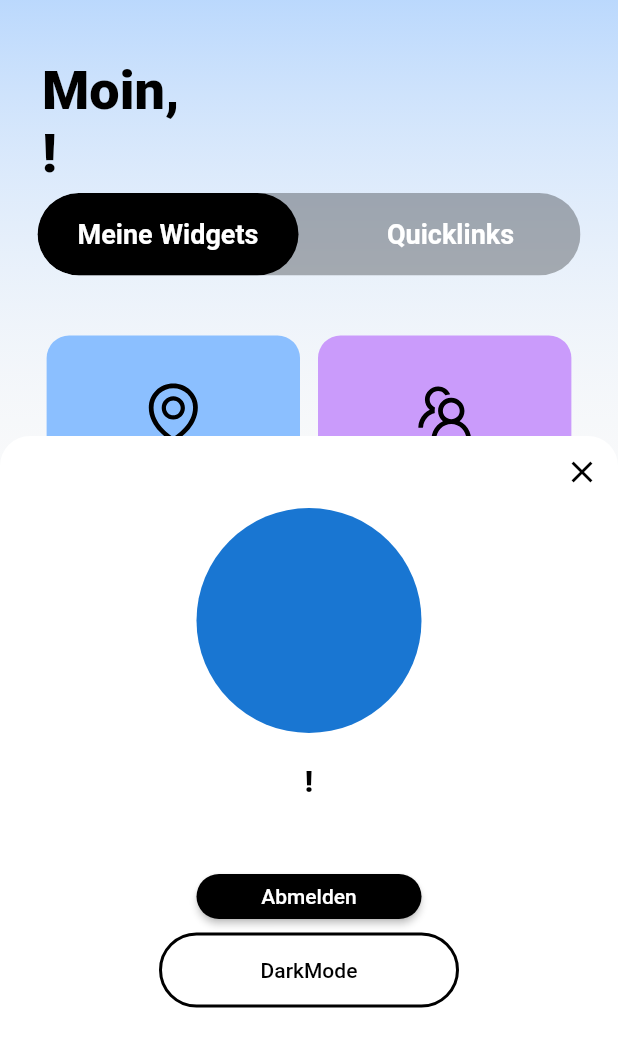
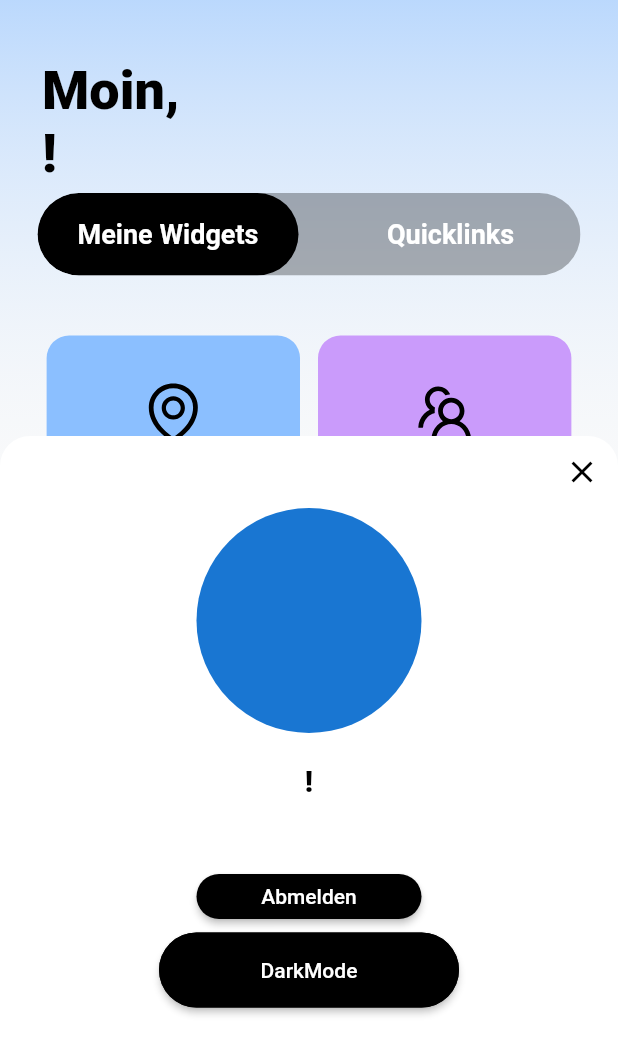
Before and after one commit to L4223/FH-Wave, a Flutter app: the HomeScreen screen opened by its route, after a tap on the "account circle" icon, on a phone screen of 412 x 824 dp, the part 182-1236 px from its top. Run offline on Flutter 3.47's test engine with Material 2 defaults, Android fonts, the phone set to English and light mode, and no system bars; our stand-ins replace cloud_firestore, firebase_auth, firebase_core, flutter_svg, geocoding, geolocator and 3 more; accounts and stored records are empty; project files that could hold a hidden picture were left out.

Commit message:
Dark Mode changes
noch nicht ganz fertig, aber fast

```diff
--- a/lib/app_colors.dart
+++ b/lib/app_colors.dart
@@ -90,7 +90,7 @@ class AppColors {
   static const LinearGradient fhwavePurpleGradient = LinearGradient(
       begin: Alignment.topCenter,
       end: Alignment.bottomCenter,
-      colors: [fhwavePurple500, Color.fromRGBO(250, 250, 250, 0)]);
+      colors: [fhwavePurple700, Color.fromRGBO(250, 250, 250, 0)]);
 
   /// ‘fhwaveGreenGradient’ ist ein grünner bis transparenter Farbverlauf
   static const LinearGradient fhwaveGreenGradient = LinearGradient(
@@ -103,7 +103,6 @@ class AppColors {
       begin: Alignment.topCenter,
       end: Alignment.bottomCenter,
       colors: [fhwaveYellow500, Color.fromRGBO(250, 250, 250, 0)]);
-
 
   /// Die unten definierten Container-Widgets werden
   /// für den Hintergrundfarbverlauf der Seite(Screen) verwendet.
--- a/lib/views/group_create_screen.dart
+++ b/lib/views/group_create_screen.dart
@@ -47,6 +47,8 @@ class GroupCreationScreenState extends State<GroupCreationScreen> {
   Widget build(BuildContext context) {
     return Scaffold(
         appBar: AppBar(
+          backgroundColor: Colors.transparent,
+          elevation: 0.0,
           title: const Text('Gruppe erstellen'),
           actions: [
             IconButton(
--- a/lib/views/home_screen.dart
+++ b/lib/views/home_screen.dart
@@ -3,8 +3,10 @@ import 'dart:math' as math;
 import 'package:firebase_auth/firebase_auth.dart';
 import 'package:flutter/material.dart';
 import 'package:flutter_svg/flutter_svg.dart';
+import 'package:provider/provider.dart';
 
 import '../app_colors.dart';
+import '../controllers/dark_mode_controller.dart';
 import '../controllers/home_screen_controller.dart';
 import 'meine_widgets_screen.dart';
 import 'profile_screen.dart';
@@ -30,14 +32,17 @@ class HomeScreenState extends State<HomeScreen> {
 
   @override
   Widget build(BuildContext context) {
-
     //Aktuelle User-date aus Firebase
     var currentUser = FirebaseAuth.instance.currentUser;
     var username = currentUser?.displayName;
 
+    return Consumer<DarkModeController>(builder: (context, controller, _) {
       return Scaffold(
+        appBar: null,
         body: Stack(children: [
-        AppColors.getFhwaveBlueGradientContainer(context),
+          controller.isDarkMode
+              ? AppColors.getFhwavePurpleGradientContainer(context)
+              : AppColors.getFhwaveBlueGradientContainer(context),
           CustomScrollView(
             slivers: <Widget>[
               SliverAppBar(
@@ -61,15 +66,17 @@ class HomeScreenState extends State<HomeScreen> {
                               'assets/fhwave_logo_weiss.svg',
                               width: 70,
                             ),
-
                             ClipOval(
                               child: Container(
                                 width: 40.0,
                                 height: 40.0,
-                              color: Colors.white,
+                                color: controller.isDarkMode
+                                    ? AppColors.fhwaveNeutral200
+                                    : AppColors.white,
                                 child: IconButton(
-                                icon: const Icon(Icons.account_circle_outlined),
-                                color: Colors.black,
+                                  icon:
+                                      const Icon(Icons.account_circle_outlined),
+                                  color: AppColors.black,
                                   onPressed: () {
                                     Navigator.push(
                                       context,
@@ -97,9 +104,12 @@ class HomeScreenState extends State<HomeScreen> {
                           height: 4,
                         ),
                         Text(_controller.motivatingWords,
-                          style: const TextStyle(
+                            style: TextStyle(
                               fontSize: 20.0,
                               fontWeight: FontWeight.w500,
+                              color: controller.isDarkMode
+                                  ? AppColors.black
+                                  : AppColors.black,
                             )),
                       ],
                     ),
@@ -140,6 +150,7 @@ class HomeScreenState extends State<HomeScreen> {
           )
         ]),
       );
+    });
   }
 }
 
--- a/lib/views/meine_widgets_screen.dart
+++ b/lib/views/meine_widgets_screen.dart
@@ -1,54 +1,83 @@
+// ignore_for_file: deprecated_member_use
+
 import 'package:flutter/material.dart';
 import 'package:flutter_svg/flutter_svg.dart';
+import 'package:provider/provider.dart';
 
 import '../app_colors.dart';
 
 // import 'add_widgets_screen.dart';
+import '../controllers/dark_mode_controller.dart';
 import 'calendar_screen.dart';
 import 'group_screens/group_screen.dart';
 import 'template_screen.dart';
+
 // import 'widgets/buttons/primary_button.dart';
 // import 'widgets/buttons/primary_button_with_icon.dart';
 // import 'widgets/buttons/secondary_button.dart';
 import 'widgets/buttons/widget_button.dart';
 
 Widget meineWidgetsScreen(BuildContext context) {
+  return Consumer<DarkModeController>(builder: (context, controller, _) {
     return Wrap(
       direction: Axis.horizontal,
       alignment: WrapAlignment.center,
       spacing: 12,
       runSpacing: 12,
       children: [
+
         /// Hier sind nur Beispiele, biite modifizieren oder ersetzen
         WidgetButton(
           title: 'Campus Navigation',
-        backgroundColor: AppColors.fhwaveBlue500,
+          backgroundColor: controller.isDarkMode
+              ? AppColors.fhwaveNeutral500
+              : AppColors.fhwaveBlue500,
           icon: SvgPicture.asset(
             'assets/map.svg',
             width: 45,
             height: 45,
+            color: controller.isDarkMode ?
+            AppColors.fhwaveBlue500 : AppColors.black,
           ),
           targetPage: TemplateScreen(),
+          textColor:
+          controller.isDarkMode ? AppColors.fhwaveBlue500 : AppColors.black,
         ),
         WidgetButton(
-        title: 'Gruppen',
-        backgroundColor: AppColors.fhwavePurple500,
+          title: 'Gruppe',
+          backgroundColor: controller.isDarkMode
+              ? AppColors.fhwaveNeutral500
+              : AppColors.fhwavePurple500,
           icon: SvgPicture.asset(
             'assets/team.svg',
             width: 45,
             height: 45,
+            color: controller.isDarkMode
+                ? AppColors.fhwavePurple500
+                : AppColors.black,
           ),
           targetPage: const GroupCreationScreen(),
+          textColor: controller.isDarkMode
+              ? AppColors.fhwavePurple500
+              : AppColors.black,
         ),
         WidgetButton(
             title: 'Kalender',
-          backgroundColor: AppColors.fhwaveYellow500,
+            backgroundColor: controller.isDarkMode
+                ? AppColors.fhwaveNeutral500
+                : AppColors.fhwaveYellow500,
             icon: SvgPicture.asset(
               'assets/calendar.svg',
               width: 50,
               height: 50,
+              color: controller.isDarkMode
+                  ? AppColors.fhwaveYellow500
+                  : AppColors.black,
             ),
             targetPage: const CalendarScreen(),
+            textColor: controller.isDarkMode
+                ? AppColors.fhwaveYellow500
+                : AppColors.black,
             isLarge: true),
         // PrimaryButtonWithIcon(
         //   icon: Icons.add,
@@ -87,4 +116,5 @@ Widget meineWidgetsScreen(BuildContext context) {
         // ),
       ],
     );
+  });
 }
--- a/lib/views/profile_screen.dart
+++ b/lib/views/profile_screen.dart
@@ -1,16 +1,19 @@
 import 'package:firebase_auth/firebase_auth.dart';
 import 'package:flutter/material.dart';
+import 'package:provider/provider.dart';
 
 //import 'package:provider/provider.dart';
+import '../app_colors.dart';
+import '../controllers/dark_mode_controller.dart';
 import '../controllers/home_screen_controller.dart';
 import '../controllers/user_controller.dart';
+
 //import '../controllers/dark_mode_controller.dart';
 //import '../controllers/profile_screen_controller.dart';
 import '../views/home_screen.dart';
 import 'widgets/dark_mode_button.dart';
 
 //final ProfileScreenController _controller = ProfileScreenController();
-
 
 class ProfileScreen extends StatefulWidget {
   const ProfileScreen({Key? key}) : super(key: key);
@@ -28,6 +31,8 @@ Widget build(BuildContext context) {
     var user = FirebaseAuth.instance.currentUser;
     var username = user?.displayName;
     var userEmail = user?.email;
+
+    return Consumer<DarkModeController>(builder: (context, controller, _) {
       return Scaffold(
         backgroundColor: Colors.transparent, // Hintergrund transparent machen
         body: Stack(
@@ -43,9 +48,11 @@ Widget build(BuildContext context) {
               maxChildSize: 1.0,
               builder: (context, scrollController) {
                 return Container(
-              decoration: const BoxDecoration(
-                color: Colors.white,
-                borderRadius: BorderRadius.only(
+                  decoration: BoxDecoration(
+                    color: controller.isDarkMode
+                        ? AppColors.fhwaveNeutral700
+                        : AppColors.white,
+                    borderRadius: const BorderRadius.only(
                       topLeft: Radius.circular(20.0),
                       topRight: Radius.circular(20.0),
                     ),
@@ -87,18 +94,20 @@ Widget build(BuildContext context) {
                                   style: TextStyle(
                                       fontSize: 20.0,
                                       fontWeight: FontWeight.w800,
-                                color: _controller.fontColor
-                              )),
+                                      color: _controller.fontColor)),
                               //Benutzer E-Mail
-                          const SizedBox(height: 4,),
+                              const SizedBox(
+                                height: 4,
+                              ),
                               Text('$userEmail',
                                   style: TextStyle(
                                       fontSize: 15.0,
                                       fontWeight: FontWeight.w400,
-                                color: _controller.fontColor
-                              )),
+                                      color: _controller.fontColor)),
                               //Abmelden Button
-                          const SizedBox(height: 20,),
+                              const SizedBox(
+                                height: 20,
+                              ),
                               ElevatedButton(
                                 onPressed: () {
                                   currentUser.signOut();
@@ -107,7 +116,8 @@ Widget build(BuildContext context) {
                                 style: ElevatedButton.styleFrom(
                                   shape: RoundedRectangleBorder(
                                     borderRadius: BorderRadius.circular(30.0),
-                              ), backgroundColor: Colors.black,
+                                  ),
+                                  backgroundColor: Colors.black,
                                   minimumSize: const Size(150, 30),
                                 ),
                                 child: const Text('Abmelden'),
@@ -129,5 +139,6 @@ Widget build(BuildContext context) {
           ],
         ),
       );
+    });
   }
 }
--- a/lib/views/widgets/dark_mode_button.dart
+++ b/lib/views/widgets/dark_mode_button.dart
@@ -1,5 +1,6 @@
 import 'package:flutter/material.dart';
 import 'package:provider/provider.dart';
+import '../../app_colors.dart';
 import '../../controllers/dark_mode_controller.dart';
 
 class DarkModeButton extends StatelessWidget {
@@ -8,7 +9,7 @@ class DarkModeButton extends StatelessWidget {
   @override
   Widget build(BuildContext context) {
     return Consumer<DarkModeController>(builder: (context, controller, _) {
-      return OutlinedButton(
+      return ElevatedButton(
         style: ButtonStyle(
           shape: MaterialStateProperty.all<RoundedRectangleBorder>(
             RoundedRectangleBorder(
@@ -18,9 +19,11 @@ class DarkModeButton extends StatelessWidget {
           minimumSize: MaterialStateProperty.all(const Size(200, 50)),
           maximumSize: MaterialStateProperty.all(const Size(200, 50)),
           side: MaterialStateProperty.all(
-            const BorderSide(width: 2, color: Colors.black),
+            const BorderSide(width: 2, color: AppColors.black),
           ),
-          foregroundColor: MaterialStateProperty.all(Colors.black),
+          foregroundColor: MaterialStateProperty.all(
+              controller.isDarkMode ? AppColors.white : AppColors.white),
+          backgroundColor: MaterialStateProperty.all(AppColors.black),
         ),
         onPressed: () {
           controller.toggleDarkMode();
--- a/lib/views/widgets/group_widgets/group_buttons.dart
+++ b/lib/views/widgets/group_widgets/group_buttons.dart
@@ -1,4 +1,7 @@
 import 'package:flutter/material.dart';
+import 'package:provider/provider.dart';
+
+import '../../../controllers/dark_mode_controller.dart';
 
 TextStyle textStyle = const TextStyle(fontSize: 25, color: Color(0xFF26282b));
 
@@ -19,6 +22,7 @@ ButtonStyle roundButtonStyle(BuildContext context) {
 
 Widget funcButton(
     BuildContext context, String text, IconData icon, void Function() func) {
+  return Consumer<DarkModeController>(builder: (context, controller, _) {
     return Padding(
       padding: const EdgeInsets.all(8.0),
       child: ElevatedButton.icon(
@@ -37,6 +41,7 @@ Widget funcButton(
         ),
       ),
     );
+  });
 }
 
 Widget pushScreenButton(
```
Also changed, not shown: lib/views/group_screens/group_screen.dart (+25 -2 lines), lib/views/widgets/buttons/quick_link_button.dart (+23 -10 lines). Lines whose indentation alone changed are shown as unchanged.
